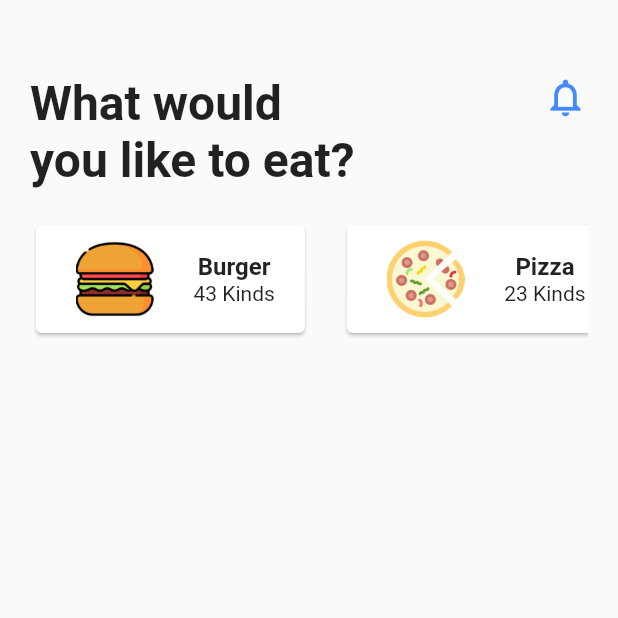
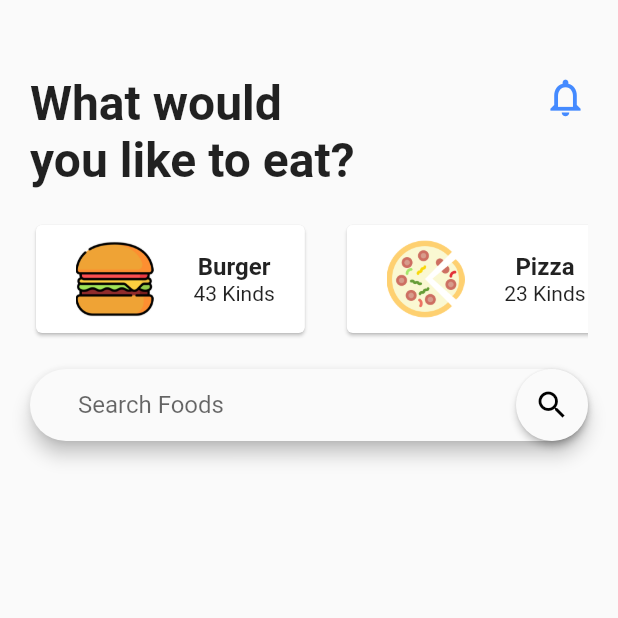
Before and after one commit to shanewilsonpro/food_services_app, a Flutter app: the screen it shows after launch, on a phone screen of 412 x 824 dp, the top half of it. Run offline on Flutter 3.47's test engine with Material 2 defaults, Android fonts, the phone set to English and light mode, and no system bars.

Commit message:
adding search bar

```diff
--- a/lib/src/homescreen.dart
+++ b/lib/src/homescreen.dart
@@ -1,6 +1,7 @@
 import 'package:flutter/material.dart';
 import 'widgets/home_top_info.dart';
 import 'widgets/food_category.dart';
+import 'widgets/search_field.dart';
 
 class HomeScreen extends StatefulWidget {
   @override
@@ -17,6 +18,8 @@ class _HomeScreenState extends State<HomeScreen>{
           children: <Widget>[
             HomeTopInfo(),
             FoodCategory(),
+            SizedBox(height: 20.0,),
+            SearchField(),
           ],
         ),
       );
--- /dev/null
+++ b/lib/src/widgets/search_field.dart
@@ -0,0 +1,30 @@
+
+import 'package:flutter/material.dart';
+
+class SearchField extends StatelessWidget{
+
+  @override
+  Widget build(BuildContext context){
+    return Material(
+      elevation: 5.0,
+      borderRadius: BorderRadius.all(Radius.circular(30.0)),
+      child: TextField(
+        style:TextStyle(color: Colors.black, fontSize: 16.0),
+        cursorColor: Theme.of(context).primaryColor,
+        decoration:InputDecoration(
+          contentPadding: EdgeInsets.symmetric(horizontal: 32.0, vertical: 14.0),
+          suffixIcon: Material(
+              elevation: 2.0,
+              borderRadius: BorderRadius.all(Radius.circular(30.0)),
+              child: Icon(
+                Icons.search,
+                color: Colors.black,
+              )
+          ),
+          border:InputBorder.none,
+          hintText: "Search Foods"
+        )
+      ),
+    );
+  }
+}
```
